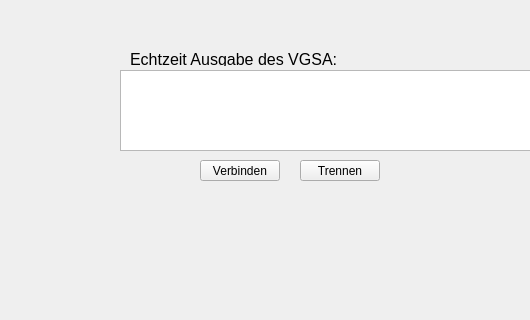
Before: the Qt Designer form vgsa_view.ui in ChrisLinux127/InGesWoh_VGSA, drawn with Qt 5; both pictures show x 0 to 530 and y 280 to 600 of the 800 by 600 pixel window.
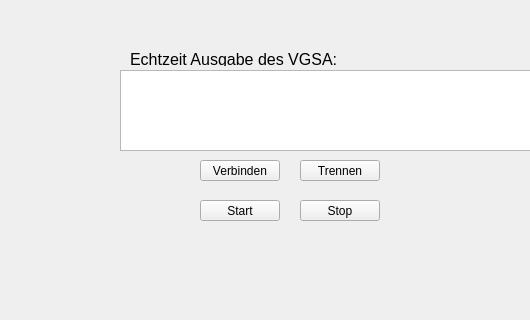
After: the same form once the commit is applied.

```diff
--- a/vgsa_view.ui
+++ b/vgsa_view.ui
@@ -79,6 +79,32 @@
      <string>Verbindungsstatus zum VGSA</string>
     </property>
    </widget>
+   <widget class="QPushButton" name="btn_Start">
+    <property name="geometry">
+     <rect>
+      <x>200</x>
+      <y>480</y>
+      <width>80</width>
+      <height>21</height>
+     </rect>
+    </property>
+    <property name="text">
+     <string>Start</string>
+    </property>
+   </widget>
+   <widget class="QPushButton" name="btn_Stop">
+    <property name="geometry">
+     <rect>
+      <x>300</x>
+      <y>480</y>
+      <width>80</width>
+      <height>21</height>
+     </rect>
+    </property>
+    <property name="text">
+     <string>Stop</string>
+    </property>
+   </widget>
   </widget>
   <widget class="QMenuBar" name="menubar">
    <property name="geometry">
```
